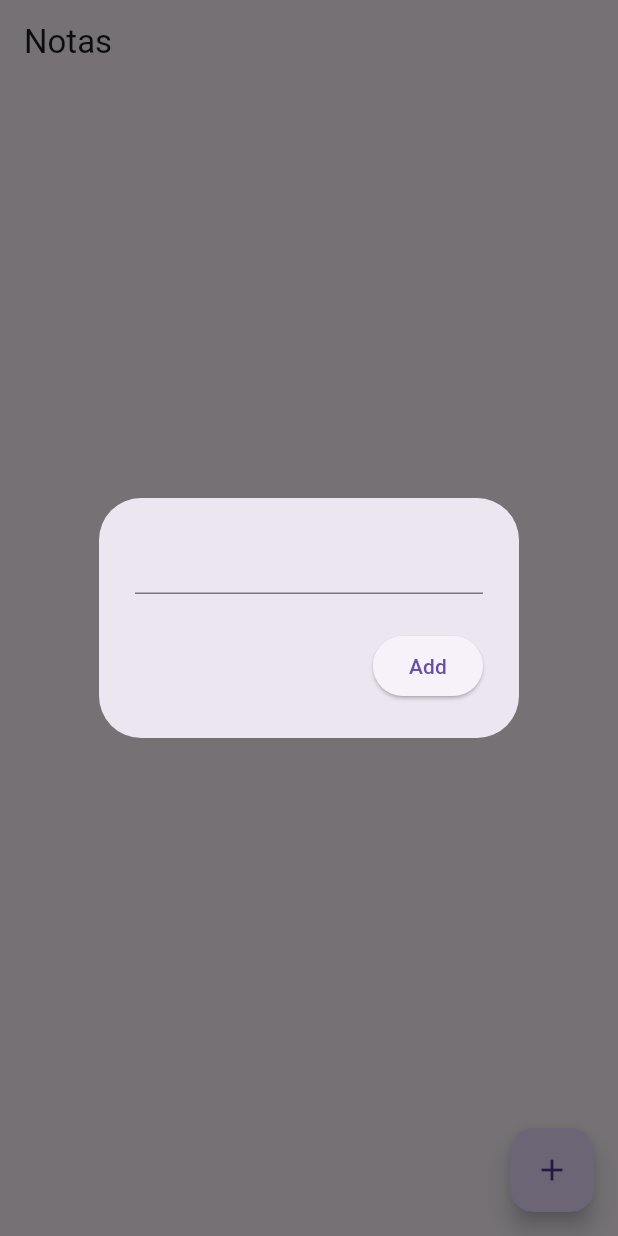
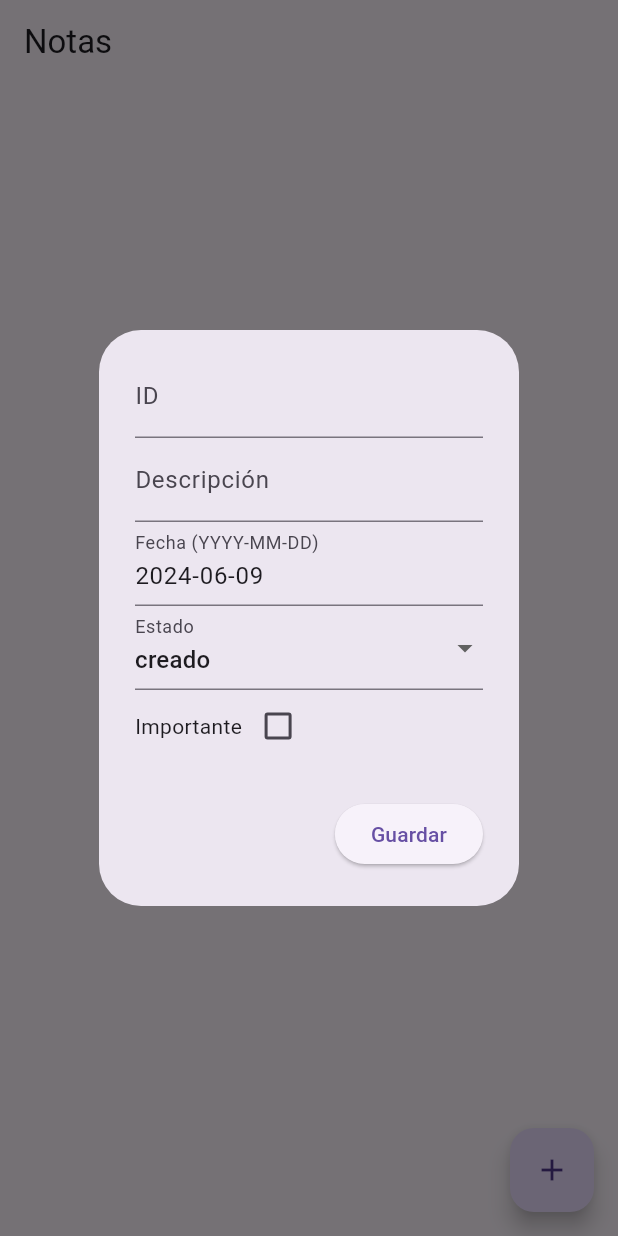
Before and after one commit to NathalieZD/Tarea-8---CRUD-Firebase, a Flutter app: the screen it shows after launch, after a tap on the "add" icon, on a phone screen of 412 x 824 dp. Run offline on Flutter 3.47's test engine with Material 3 defaults, Android fonts, the phone set to English and light mode, and no system bars; our stand-ins replace cloud_firestore, firebase_core; accounts and stored records are empty.

Commit message:
Tarea 8 modificada

```diff
--- a/lib/pages/home_page.dart
+++ b/lib/pages/home_page.dart
@@ -10,40 +10,132 @@ class HomePage extends StatefulWidget {
 }
 
 class _HomePageState extends State<HomePage> {
-//firestore
   final FirestoreService firestoreService = FirestoreService();
 
-// text controller
-  final TextEditingController textController = TextEditingController();
-// open a dialog box add a note
+  final TextEditingController idController = TextEditingController();
+  final TextEditingController descripcionController = TextEditingController();
+  final TextEditingController fechaController = TextEditingController();
+  String estado = 'creado';
+  bool importante = false;
 
-  void openNoteBox({String? docID}) {
+  void openNoteBox({String? docID, Map<String, dynamic>? existingData}) {
+    if (existingData != null) {
+      idController.text = existingData['id'];
+      descripcionController.text = existingData['descripcion'];
+      fechaController.text = existingData['fecha'];
+      estado = existingData['estado'];
+      importante = existingData['importante'];
+    } else {
+      idController.clear();
+      descripcionController.clear();
+      fechaController.text = getCurrentDate();
+      estado = 'creado';
+      importante = false;
+    }
+
     showDialog(
       context: context,
-      builder: (contex) => AlertDialog(
-        content: TextField(
-          controller: textController,
+      builder: (context) => AlertDialog(
+        content: StatefulBuilder(
+          builder: (BuildContext context, StateSetter setState) {
+            return SingleChildScrollView(
+              child: Column(
+                children: [
+                  TextField(
+                    controller: idController,
+                    decoration: InputDecoration(labelText: 'ID'),
+                  ),
+                  TextField(
+                    controller: descripcionController,
+                    decoration: InputDecoration(labelText: 'Descripción'),
+                  ),
+                  TextField(
+                    controller: fechaController,
+                    decoration:
+                        InputDecoration(labelText: 'Fecha (YYYY-MM-DD)'),
+                  ),
+                  DropdownButtonFormField<String>(
+                    value: estado,
+                    items: <String>[
+                      'creado',
+                      'por hacer',
+                      'trabajando',
+                      'finalizado'
+                    ].map((String value) {
+                      return DropdownMenuItem<String>(
+                        value: value,
+                        child: Text(value),
+                      );
+                    }).toList(),
+                    onChanged: (newValue) {
+                      setState(() {
+                        estado = newValue!;
+                      });
+                    },
+                    decoration: InputDecoration(labelText: 'Estado'),
+                  ),
+                  Row(
+                    children: [
+                      Text("Importante"),
+                      Checkbox(
+                        value: importante,
+                        onChanged: (value) {
+                          setState(() {
+                            importante = value!;
+                          });
+                        },
+                      ),
+                    ],
+                  ),
+                ],
+              ),
+            );
+          },
         ),
         actions: [
           ElevatedButton(
             onPressed: () {
-              // add a new note
+              String fecha = fechaController.text;
+
               if (docID == null) {
-                firestoreService.addNote(textController.text);
+                firestoreService.addNote(
+                  idController.text,
+                  descripcionController.text,
+                  fecha,
+                  estado,
+                  importante,
+                );
               } else {
-                firestoreService.updateNote(docID, textController.text);
+                firestoreService.updateNote(
+                  docID,
+                  idController.text,
+                  descripcionController.text,
+                  fecha,
+                  estado,
+                  importante,
+                );
               }
 
-              //clear the text controller
-              textController.clear();
-              //close the box
+              idController.clear();
+              descripcionController.clear();
+              fechaController.clear();
+              setState(() {
+                estado = 'creado';
+                importante = false;
+              });
+
               Navigator.pop(context);
             },
-            child: Text("Add"),
+            child: Text("Guardar"),
           ),
         ],
       ),
     );
+  }
+
+  String getCurrentDate() {
+    DateTime now = DateTime.now();
+    return '${now.year}-${now.month.toString().padLeft(2, '0')}-${now.day.toString().padLeft(2, '0')}';
   }
 
   @override
@@ -51,7 +143,7 @@ class _HomePageState extends State<HomePage> {
     return Scaffold(
       appBar: AppBar(title: const Text("Notas")),
       floatingActionButton: FloatingActionButton(
-        onPressed: openNoteBox,
+        onPressed: () => openNoteBox(),
         child: const Icon(Icons.add),
       ),
       body: StreamBuilder<QuerySnapshot>(
@@ -68,15 +160,16 @@ class _HomePageState extends State<HomePage> {
 
                 Map<String, dynamic> data =
                     document.data() as Map<String, dynamic>;
-                String noteText = data['note'];
+                String descripcion = data['descripcion'];
 
                 return ListTile(
-                  title: Text(noteText),
+                  title: Text(descripcion),
                   trailing: Row(
                     mainAxisSize: MainAxisSize.min,
                     children: [
                       IconButton(
-                        onPressed: () => openNoteBox(docID: docID),
+                        onPressed: () =>
+                            openNoteBox(docID: docID, existingData: data),
                         icon: const Icon(Icons.settings),
                       ),
                       IconButton(
@@ -96,3 +189,42 @@ class _HomePageState extends State<HomePage> {
     );
   }
 }
+
+class FirestoreService {
+  final CollectionReference notes =
+      FirebaseFirestore.instance.collection('notes');
+
+  Future<void> addNote(String id, String descripcion, String fecha,
+      String estado, bool importante) {
+    return notes.add({
+      'id': id,
+      'descripcion': descripcion,
+      'fecha': fecha,
+      'estado': estado,
+      'importante': importante,
+      'timestamp': Timestamp.now(),
+    });
+  }
+
+  Stream<QuerySnapshot> getNotesStream() {
+    final notesStream =
+        notes.orderBy('timestamp', descending: true).snapshots();
+    return notesStream;
+  }
+
+  Future<void> updateNote(String docID, String id, String descripcion,
+      String fecha, String estado, bool importante) {
+    return notes.doc(docID).update({
+      'id': id,
+      'descripcion': descripcion,
+      'fecha': fecha,
+      'estado': estado,
+      'importante': importante,
+      'timestamp': Timestamp.now(),
+    });
+  }
+
+  Future<void> deleteNote(String docID) {
+    return notes.doc(docID).delete();
+  }
+}
--- a/lib/services/firestore.dart
+++ b/lib/services/firestore.dart
@@ -1,34 +1,43 @@
 import 'package:cloud_firestore/cloud_firestore.dart';
 
 class FirestoreService {
-// get
   final CollectionReference notes =
       FirebaseFirestore.instance.collection('notes');
 
-//create
-  Future<void> addNote(String note) {
+  //create
+  Future<void> addNote(String id, String descripcion, DateTime fecha,
+      String estado, bool importante) {
     return notes.add({
-      'note': note,
+      'id': id,
+      'descripcion': descripcion,
+      'fecha': fecha,
+      'estado': estado,
+      'importante': importante,
       'timestamp': Timestamp.now(),
     });
   }
 
-//read
+  //read
   Stream<QuerySnapshot> getNotesStream() {
     final notesStream =
         notes.orderBy('timestamp', descending: true).snapshots();
     return notesStream;
   }
 
-//update
-  Future<void> updateNote(String docID, String newNote) {
+  //update
+  Future<void> updateNote(String docID, String id, String descripcion,
+      DateTime fecha, String estado, bool importante) {
     return notes.doc(docID).update({
-      'note': newNote,
+      'id': id,
+      'descripcion': descripcion,
+      'fecha': fecha,
+      'estado': estado,
+      'importante': importante,
       'timestamp': Timestamp.now(),
     });
   }
 
-//delete
+  // delete
   Future<void> deleteNote(String docID) {
     return notes.doc(docID).delete();
   }
```
